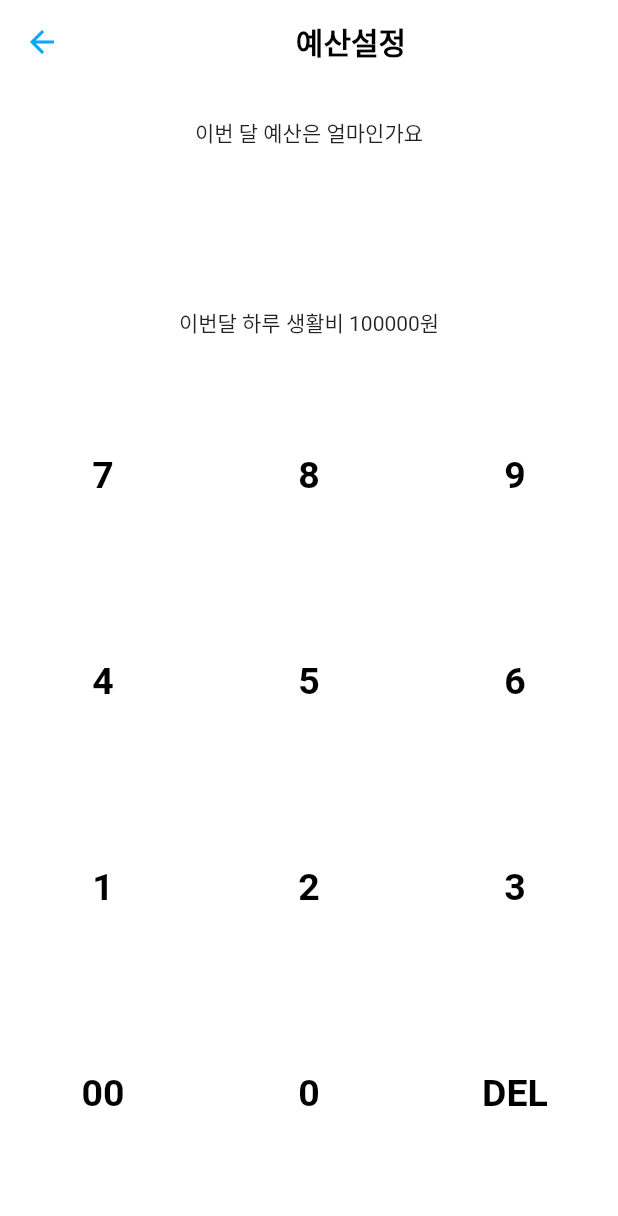
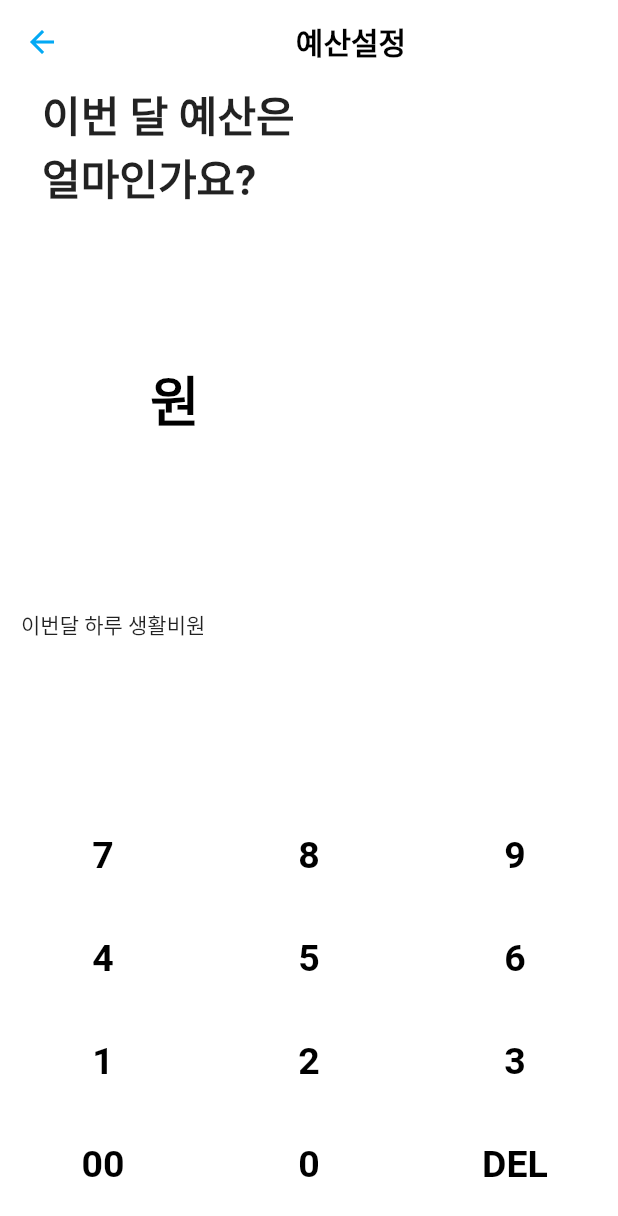
Before and after one commit to GoodZZaa/goodZZa, a Flutter app: the SetMonthBudget screen opened directly, on a phone screen of 412 x 824 dp. Shown: the top 1216 px of the screen. Run offline on Flutter 3.47's test engine with Material 2 defaults, Android fonts, the phone set to English and light mode, and no system bars; our stand-ins replace cached_network_image, camera, dio, flutter_dotenv, pull_to_refresh; accounts and stored records are empty; network calls fail.

Commit message:
예산 설정 페이지 ui 수정

```diff
--- a/lib/pages/account_book2.dart
+++ b/lib/pages/account_book2.dart
@@ -1,7 +1,6 @@
 import 'package:flutter/material.dart';
 import 'package:good_zza_code_in_songdo/models/payments.dart';
 import 'package:good_zza_code_in_songdo/pages/set_monthbudget.dart';
-//import 'package:good_zza_code_in_songdo/pages/set_monthbudget.dart';
 import 'package:good_zza_code_in_songdo/utills/day_to_weekday.dart';
 import 'package:intl/intl.dart';
 import 'package:provider/provider.dart';
--- a/lib/pages/set_monthbudget.dart
+++ b/lib/pages/set_monthbudget.dart
@@ -48,35 +48,74 @@ class _SetMonthBudgetState extends State<SetMonthBudget> {
         ),
       ), //AppBar
       backgroundColor: Colors.white,
+
       body: Column(
         children: <Widget>[
           Expanded(
             child: Container(
-              child: Column(
-                  mainAxisAlignment: MainAxisAlignment.spaceEvenly,
-                  children: <Widget>[
-                    Container(child: Text("이번 달 예산은 얼마인가요")),
+              child: Column(children: <Widget>[
+                Row(
+                  children: [
+                    Padding(padding: EdgeInsets.all(14)),
+                    Column(
+                      crossAxisAlignment: CrossAxisAlignment.start,
+                      children: [
                         Container(
-                      padding: EdgeInsets.all(20),
-                      alignment: Alignment.centerRight,
-                      child: Text(
+                            alignment: Alignment.centerLeft,
+                            child: Text("이번 달 예산은",
+                                style: TextStyle(
+                                    fontSize: 28,
+                                    fontWeight: FontWeight.bold))),
+                        SizedBox(height: 1),
+                        Container(
+                            alignment: Alignment.centerLeft,
+                            child: Text("얼마인가요?",
+                                style: TextStyle(
+                                    fontSize: 28,
+                                    fontWeight: FontWeight.bold))),
+                      ],
+                    ),
+                  ],
+                ),
+                Container(
+                  padding: EdgeInsets.all(100),
+                  alignment: Alignment.center,
+                  child: Row(
+                    children: [
+                      Text(
                         userInput,
-                        style: TextStyle(fontSize: 18, color: Colors.black),
+                        style: TextStyle(
+                            fontSize: 36,
+                            color: Colors.black,
+                            fontWeight: FontWeight.bold),
+                      ),
+                      Text(
+                        '원',
+                        style: TextStyle(
+                            fontSize: 36,
+                            color: Colors.black,
+                            fontWeight: FontWeight.bold),
+                      ),
+                    ],
                   ),
                 ),
                 Container(
-                      child: Text("이번달 하루 생활비 100000원"),
+                  padding: EdgeInsets.all(14),
+                  alignment: Alignment.centerLeft,
+                  child: Text('이번달 하루 생활비' + userInput + '원'),
                 ),
               ]),
             ),
           ),
-          Expanded(
-            flex: 3,
-            child: Container(
+          Container(
+            height: MediaQuery.of(context).size.height * 0.35,
             child: GridView.builder(
                 itemCount: buttons.length,
                 gridDelegate: SliverGridDelegateWithFixedCrossAxisCount(
-                      crossAxisCount: 3),
+                  crossAxisCount: 3,
+                  childAspectRatio: MediaQuery.of(context).size.width /
+                      (MediaQuery.of(context).size.height / 4),
+                ),
                 itemBuilder: (BuildContext context, int index) {
                   // Delete Button
                   if (index == 11) {
@@ -98,6 +137,7 @@ class _SetMonthBudgetState extends State<SetMonthBudget> {
                       buttontapped: () {
                         setState(() {
                           userInput += buttons[index];
+                          print(userInput);
                         });
                       },
                       buttonText: buttons[index],
@@ -110,7 +150,6 @@ class _SetMonthBudgetState extends State<SetMonthBudget> {
                     );
                   }
                 }), // GridView.builder
-            ),
           ),
         ],
       ),
@@ -126,6 +165,14 @@ class _SetMonthBudgetState extends State<SetMonthBudget> {
 
 // function to calculate the input operation
 
+}
+
+Widget? DailyBudget(String? userInput) {
+  double reUserInput = double.parse(userInput!);
+  double dailyBudget = reUserInput / 30;
+
+  String res = "";
+  res = (dailyBudget).toString();
 }
 
 // creating Stateless Widget for buttons
```
Lines whose indentation alone changed are shown as unchanged.
